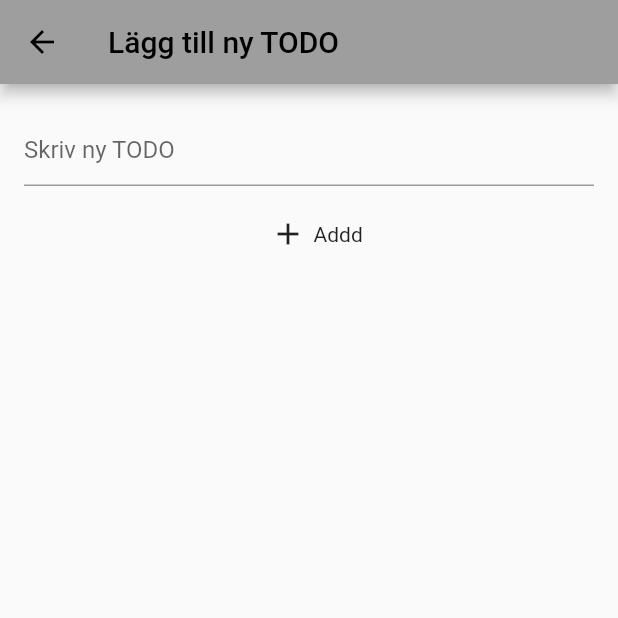
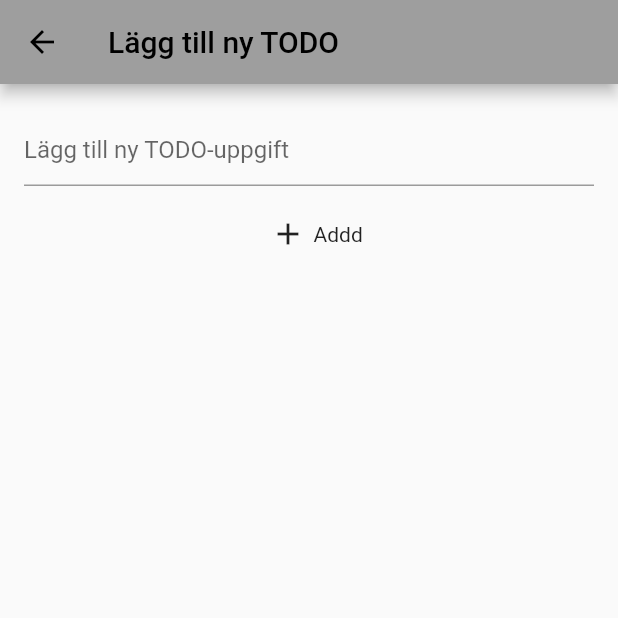
Before and after one commit to gu-tig169-ht21/gusberlow, a Flutter app: the SecondView screen opened directly, on a phone screen of 412 x 824 dp, the top half of it. Run offline on Flutter 3.47's test engine with Material 2 defaults, Android fonts, the phone set to English and light mode, and no system bars.

Commit message:
changed hinttext

```diff
--- a/lib/main.dart
+++ b/lib/main.dart
@@ -87,7 +87,7 @@ class SecondView extends StatelessWidget {
     return Container(
       margin: EdgeInsets.only(left: 16, right: 16),
       child: TextField(
-        decoration: InputDecoration(hintText: 'Skriv ny TODO'),
+        decoration: InputDecoration(hintText: 'Lägg till ny TODO-uppgift'),
       ),
     );
   }
```
